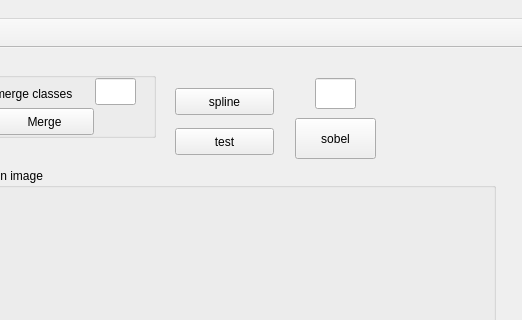
This is SimpleView.ui in ryderlin/MIP_KneePrj as Qt 5 draws it before an edit; both pictures show x 655 to 1177 and y 0 to 320 of the 1177 by 781 pixel window. The edited form follows.
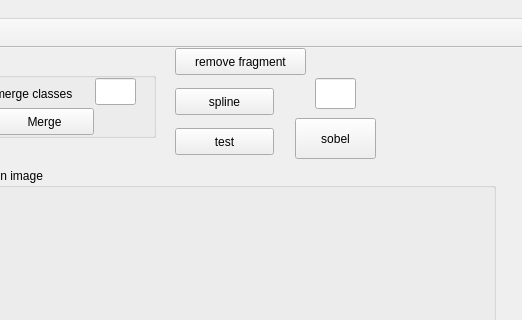
This is the edited form. Icons and pictures are not drawn. Custom widgets are drawn as their Qt base class.

Commit message: test code for calculate thickness

What changed in the file:
```diff
--- a/SimpleView.ui
+++ b/SimpleView.ui
@@ -493,6 +493,19 @@
      <string>spline</string>
     </property>
    </widget>
+   <widget class="QPushButton" name="btnDeFrangment">
+    <property name="geometry">
+     <rect>
+      <x>830</x>
+      <y>0</y>
+      <width>131</width>
+      <height>27</height>
+     </rect>
+    </property>
+    <property name="text">
+     <string>remove fragment</string>
+    </property>
+   </widget>
   </widget>
   <widget class="QMenuBar" name="menubar">
    <property name="geometry">
```
The commit also changes 2 other files.
